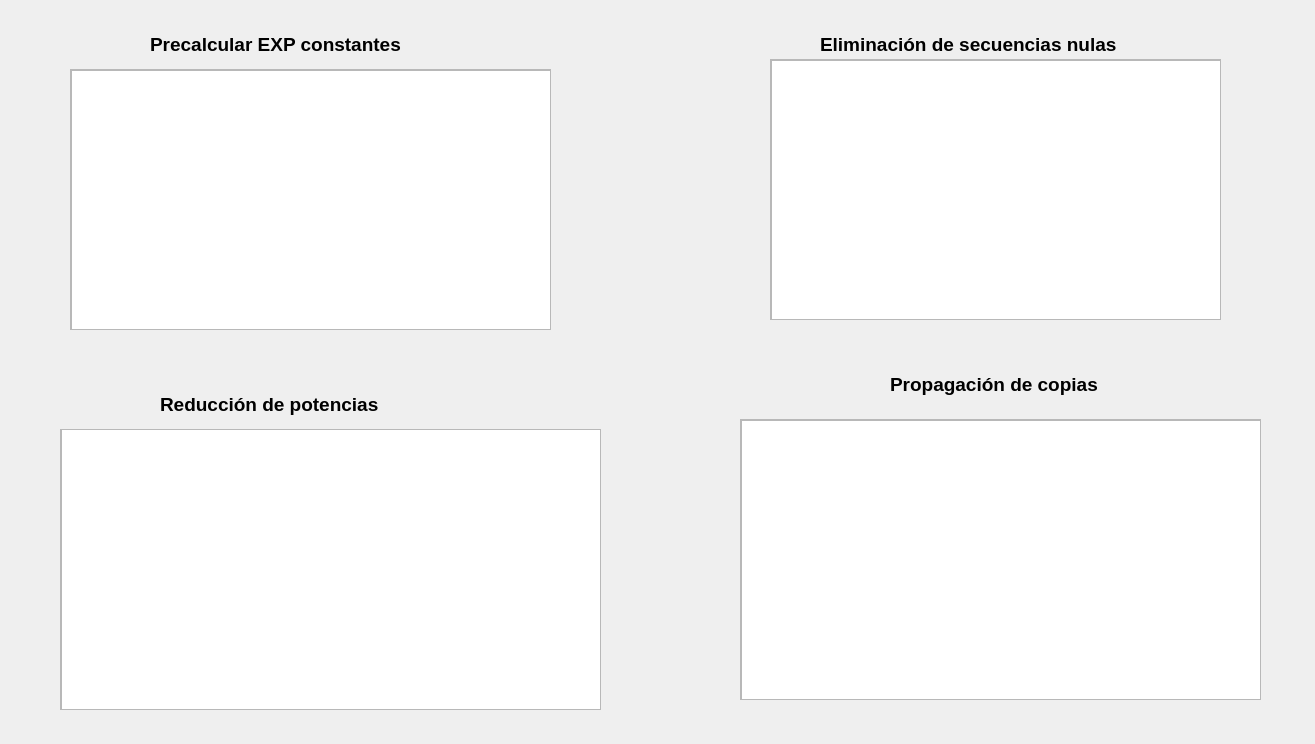
Qt form ventanas/Ventana_optimizacion.ui (llamasdelacruz/Compilador) before a commit.
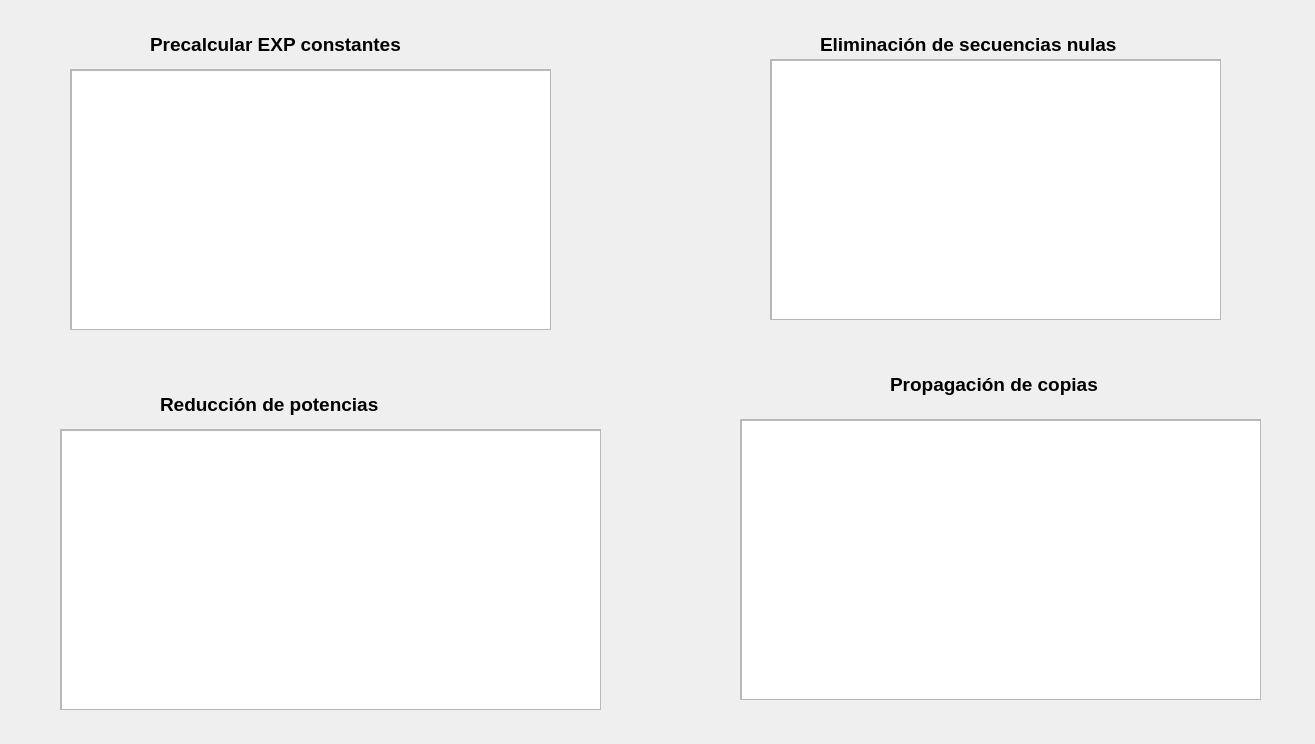
The same form after that commit.

What changed in the file:
```diff
--- a/ventanas/Ventana_optimizacion.ui
+++ b/ventanas/Ventana_optimizacion.ui
@@ -56,7 +56,7 @@
        <rect>
         <x>820</x>
         <y>20</y>
-        <width>341</width>
+        <width>381</width>
         <height>31</height>
        </rect>
       </property>
@@ -195,7 +195,7 @@
         <property name="geometry">
          <rect>
           <x>0</x>
-          <y>-10</y>
+          <y>0</y>
           <width>541</width>
           <height>291</height>
          </rect>
@@ -228,7 +228,7 @@
        <rect>
         <x>890</x>
         <y>360</y>
-        <width>231</width>
+        <width>261</width>
         <height>31</height>
        </rect>
       </property>
```
Left out of the diff: 2 changed lines with no effect on the pictures.
